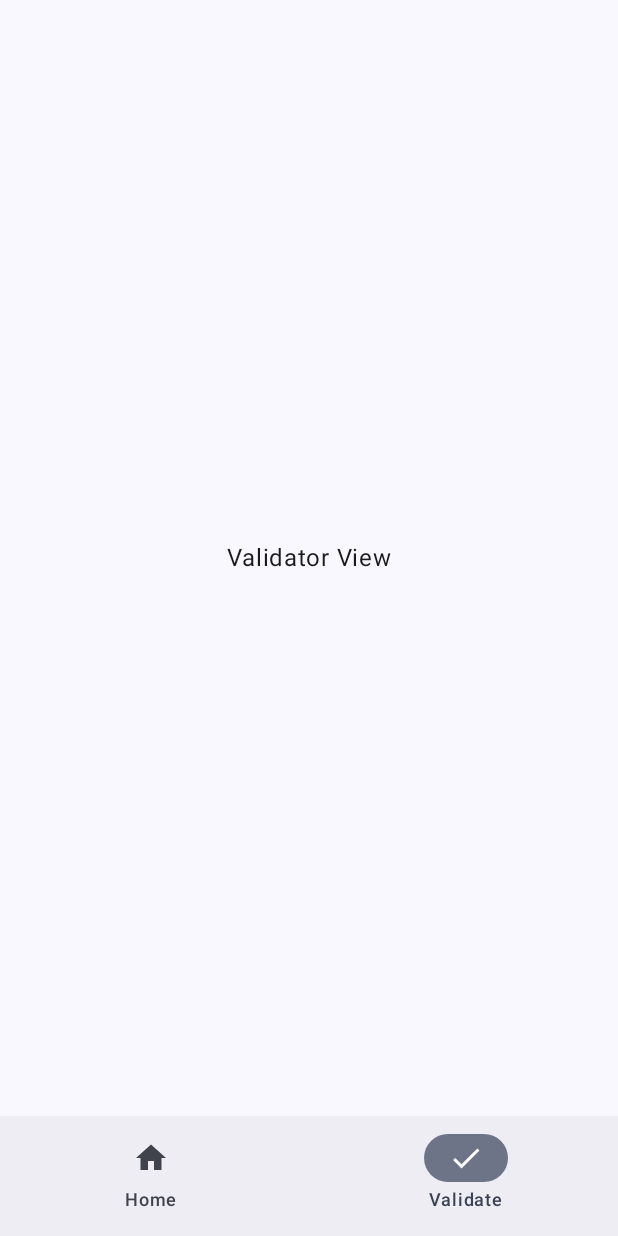
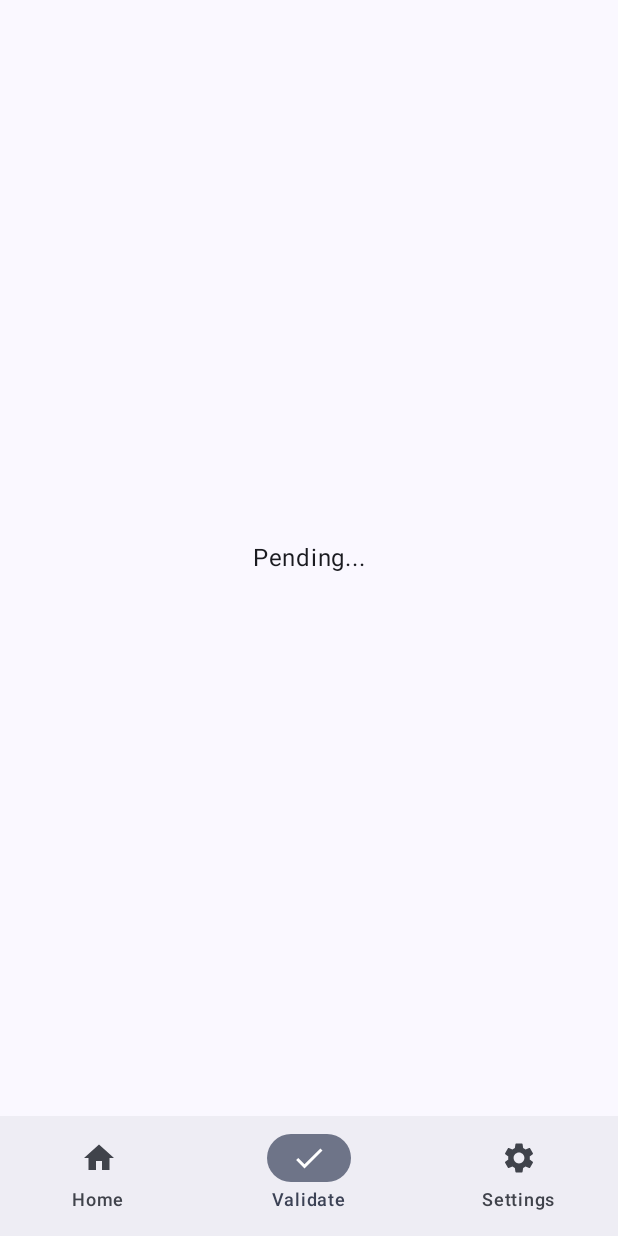
Before and after one commit to ConventionCatCorp/ConCatNFC, an Android app built with Jetpack Compose: the screen it shows after launch (MainActivity), item 2 of the bottom bar chosen, on a phone screen of 412 x 824 dp. Run offline under Robolectric (Android 15) with nearby library versions, the phone set to English and light mode, and no system bars; 1 statement that could not run was skipped.

Commit message:
im ready to combust spontaneously

```diff
--- a/ConCatNFCValidator/android/app/src/main/java/app/concat/ccnfc/MainActivity.kt
+++ b/ConCatNFCValidator/android/app/src/main/java/app/concat/ccnfc/MainActivity.kt
@@ -1,9 +1,15 @@
 package app.concat.ccnfc
 
+import android.content.Context
+import android.content.Intent
 import android.os.Bundle
+import android.util.Log
 import androidx.activity.ComponentActivity
 import androidx.activity.compose.setContent
 import androidx.activity.enableEdgeToEdge
+import androidx.activity.result.ActivityResult
+import androidx.activity.result.ActivityResultLauncher
+import androidx.activity.result.contract.ActivityResultContracts
 import androidx.compose.foundation.layout.fillMaxSize
 import androidx.compose.foundation.layout.padding
 import androidx.compose.material.icons.Icons
@@ -12,25 +18,39 @@ import androidx.compose.material3.NavigationBar
 import androidx.compose.material3.Scaffold
 import androidx.compose.runtime.Composable
 import androidx.compose.ui.Modifier
-import androidx.compose.ui.tooling.preview.Preview
 import app.concat.ccnfc.ui.theme.CCNFCTheme
 import androidx.compose.material.icons.filled.Check
 import androidx.compose.material.icons.filled.Home
+import androidx.compose.material.icons.filled.Settings
 import androidx.compose.material3.NavigationBarItem
 import androidx.compose.material3.Text
 import androidx.compose.runtime.getValue
 import androidx.compose.runtime.mutableIntStateOf
 import androidx.compose.runtime.remember
 import androidx.compose.runtime.setValue
+import app.concat.ccnfc.nfc.NDEFDummy
+import app.concat.ccnfc.nfc.NFCActivity
+import app.concat.ccnfc.nfc.OfflineDummyValidator
 import app.concat.ccnfc.views.HomeView
 import app.concat.ccnfc.views.ValidatorView
+import app.concat.ccnfc.views.ValidatorViewModel
+
+const val TAG = "MainActivity"
 
 class MainActivity : ComponentActivity() {
+    private val nfcLauncher = registerForActivityResult(
+        ActivityResultContracts.StartActivityForResult()
+    ) { result ->
+        // Handle the result
+        resultHandler(result)
+    }
+
     override fun onCreate(savedInstanceState: Bundle?) {
         super.onCreate(savedInstanceState)
+        Log.d(TAG, "onCreate called")
         enableEdgeToEdge()
         setContent {
-            CCNFCTheme { AppRoot() }
+            CCNFCTheme { AppRoot(this, nfcLauncher) }
         }
     }
 }
@@ -39,9 +59,8 @@ class MainActivity : ComponentActivity() {
 // Yes this is not ideal, but I need to focus on speed here a bit
 // typescript what have you done to me
 
-@Preview
 @Composable
-fun AppRoot() {
+fun AppRoot(context: Context, nfcLauncher: ActivityResultLauncher<Intent>) {
     var selection by remember {
         mutableIntStateOf(0)
     }
@@ -49,15 +68,29 @@ fun AppRoot() {
     Scaffold(modifier = Modifier.fillMaxSize(), bottomBar = {
         NavigationBar {
             NavigationBarItem(selection == 0, onClick = { selection = 0 }, icon = { Icon(Icons.Filled.Home, contentDescription = "Home Menu") }, label = { Text("Home") } )
-            NavigationBarItem(selection == 1, onClick = { selection = 1 }, icon = { Icon(Icons.Filled.Check, contentDescription = "Validation Menu") }, label = { Text("Validate") } )
+            NavigationBarItem(selection == 1, onClick = { selection = 1; swapToValidate(context, nfcLauncher) }, icon = { Icon(Icons.Filled.Check, contentDescription = "Validation Menu") }, label = { Text("Validate") } )
+            NavigationBarItem(selection == 2, onClick = { selection = 2 }, icon = { Icon(Icons.Filled.Settings, contentDescription = "Settings Menu") }, label = { Text("Settings") } )
         }
     }) { innerPadding -> CCContentHandler(Modifier.padding(innerPadding), selection) }
+}
+
+private fun resultHandler(result: ActivityResult) {
+
+}
+
+private fun swapToValidate(context: Context, nfcLauncher: ActivityResultLauncher<Intent>) {
+    Log.d(TAG, "swapToValidate called")
+    val intent = NFCActivity.newIntent(context)
+    nfcLauncher.launch(intent)
+    val activity = NFCActivity(OfflineDummyValidator(NDEFDummy()))
+    context.startActivity(activity.intent)
 }
 
 @Composable
 fun CCContentHandler(modifier: Modifier = Modifier, selection: Int) {
     when (selection) {
         0 -> HomeView(modifier)
-        1 -> ValidatorView(modifier)
+        // TODO: Make configurable, of course.
+        1 -> ValidatorView(modifier, OfflineDummyValidator(NDEFDummy()), ValidatorViewModel.Companion.ValidatorUIState.PENDING)
     }
 }
--- /dev/null
+++ b/ConCatNFCValidator/android/app/src/main/java/app/concat/ccnfc/ValidatorActivity.kt
@@ -0,0 +1,4 @@
+package app.concat.ccnfc
+
+class ValidatorActivity {
+}
--- a/ConCatNFCValidator/android/app/src/main/java/app/concat/ccnfc/nfc/NFCActivity.kt
+++ b/ConCatNFCValidator/android/app/src/main/java/app/concat/ccnfc/nfc/NFCActivity.kt
@@ -1,13 +1,22 @@
 package app.concat.ccnfc.nfc
 
+import android.content.Context
+import android.content.Intent
 import android.nfc.NfcAdapter
 import android.nfc.Tag
 import android.os.Bundle
+import android.util.Log
 import android.widget.Toast
 import androidx.activity.ComponentActivity
+import androidx.activity.viewModels
+import app.concat.ccnfc.views.ValidatorViewModel
+
+const val TAG = "NFCActivity"
 
 class NFCActivity(private var validator: ValidatorInterface) : ComponentActivity(), NfcAdapter.ReaderCallback {
-    private var adapter: NfcAdapter? = NfcAdapter.getDefaultAdapter(this)
+    private lateinit var adapter: NfcAdapter
+
+    private val validatorViewModel: ValidatorViewModel by viewModels()
 
     override fun onTagDiscovered(tag: Tag?) {
         if (tag != null) {
@@ -18,37 +27,56 @@ class NFCActivity(private var validator: ValidatorInterface) : ComponentActivity
     override fun onCreate(savedInstanceState: Bundle?) {
         super.onCreate(savedInstanceState)
 
+        Log.d(TAG, "onCreate called.")
+
+        adapter = NfcAdapter.getDefaultAdapter(baseContext)
+
         // TODO("Is this check necessary due to the requirement for a device to support NFC as specified in AndroidManifest.xml?")
         if (adapter == null) {
-            Toast.makeText(this, "No NFC adapter discovered.", Toast.LENGTH_LONG).show()
+            Log.d(TAG, "Adapter is null.")
+            runOnUiThread { Toast.makeText(this, "No NFC adapter discovered.", Toast.LENGTH_LONG).show() }
             // TODO("Display significant error and offer alternatives as this app should require NFC.")
-            return;
+            return
         }
 
         if (!adapter!!.isEnabled) {
-            Toast.makeText(this, "NFC capabilities are disabled. Please enable them and restart the app.", Toast.LENGTH_LONG).show()
+            Log.d(TAG, "Adapter is not enabled.")
+            runOnUiThread { Toast.makeText(this, "NFC capabilities are disabled. Please enable them and restart the app.", Toast.LENGTH_LONG).show() }
             // TODO("Provide simple way to enable NFC or reissue/restart check. May need to be pulled into separate function.")
-            return;
+            return
         }
+
+        Log.d(TAG, "Adapter is OK.")
+        runOnUiThread { Toast.makeText(this, "NFC capability checks passed.", Toast.LENGTH_SHORT).show() }
 
     }
 
     override fun onResume() {
         super.onResume()
+        Log.d(TAG, "onResume called.")
 
         if (adapter == null) {
+            Log.d(TAG, "adapter is null, so returning.")
             // noop
             return;
         }
 
         // TODO("Make configurable.")
-        val options = Bundle();
+        val options = Bundle()
+        Log.d(TAG, "Starting enableReaderMode")
         options.putInt(NfcAdapter.EXTRA_READER_PRESENCE_CHECK_DELAY, 500)
         adapter!!.enableReaderMode(this, this, NfcAdapter.FLAG_READER_NFC_A, options)
     }
 
     override fun onPause() {
         super.onPause()
+        Log.d(TAG, "onPause called.")
         adapter!!.disableReaderMode(this)
     }
+
+    companion object {
+        fun newIntent(packageContext: Context): Intent {
+            return Intent(packageContext, NFCActivity::class.java)
+        }
+    }
 }
--- a/ConCatNFCValidator/android/app/src/main/java/app/concat/ccnfc/nfc/NFCInterface.kt
+++ b/ConCatNFCValidator/android/app/src/main/java/app/concat/ccnfc/nfc/NFCInterface.kt
@@ -8,7 +8,7 @@ interface NFCInterface {
     fun read(tag: Tag): ByteArray?
 }
 
-// who doesnt love futureproofing
+// who doesn't love future-proofing
 interface WriteableNFCInterface : NFCInterface {
     // Write data to tag
     fun write(tag: Tag, data: ByteArray)
--- a/ConCatNFCValidator/android/app/src/main/java/app/concat/ccnfc/nfc/OfflineValidator.kt
+++ b/ConCatNFCValidator/android/app/src/main/java/app/concat/ccnfc/nfc/OfflineDummyValidator.kt
@@ -2,7 +2,9 @@ package app.concat.ccnfc.nfc
 
 import android.nfc.Tag
 
-class OfflineValidator(private val nfc: NFCInterface) : ValidatorInterface {
+// Terrible, no good, very bad validator!
+// DEMO PURPOSES ONLY. DO NOT USE IN PRODUCTION.
+class OfflineDummyValidator(private val nfc: NFCInterface) : ValidatorInterface {
     override fun validate(tag: Tag): Boolean {
         val data = nfc.read(tag)
         if (data != null) {
--- a/ConCatNFCValidator/android/app/src/main/java/app/concat/ccnfc/views/ValidatorView.kt
+++ b/ConCatNFCValidator/android/app/src/main/java/app/concat/ccnfc/views/ValidatorView.kt
@@ -7,10 +7,30 @@ import androidx.compose.material3.Text
 import androidx.compose.runtime.Composable
 import androidx.compose.ui.Alignment
 import androidx.compose.ui.Modifier
+import app.concat.ccnfc.nfc.ValidatorInterface
 
 @Composable
-fun ValidatorView(modifier: Modifier = Modifier) {
+fun ValidatorView(modifier: Modifier = Modifier, validator: ValidatorInterface, state: ValidatorViewModel.Companion.ValidatorUIState) {
     Column (modifier = modifier.fillMaxSize(), verticalArrangement = Arrangement.Center, horizontalAlignment = Alignment.CenterHorizontally) {
-        Text("Validator View")
+        when (state) {
+            ValidatorViewModel.Companion.ValidatorUIState.PENDING -> PendingView(modifier)
+            ValidatorViewModel.Companion.ValidatorUIState.VALID -> ValidView(modifier)
+            ValidatorViewModel.Companion.ValidatorUIState.INVALID -> InvalidView(modifier)
+        }
     }
 }
+
+@Composable
+fun PendingView(modifier: Modifier = Modifier) {
+    Text("Pending...")
+}
+
+@Composable
+fun InvalidView(modifier: Modifier = Modifier) {
+
+}
+
+@Composable
+fun ValidView(modifier: Modifier = Modifier) {
+    Column {  }
+}
--- /dev/null
+++ b/ConCatNFCValidator/android/app/src/main/java/app/concat/ccnfc/views/ValidatorViewModel.kt
@@ -0,0 +1,20 @@
+package app.concat.ccnfc.views
+
+import androidx.lifecycle.SavedStateHandle
+import androidx.lifecycle.ViewModel
+
+const val VALIDATOR_UI_STATE = "VALIDATOR_UI_STATE"
+
+class ValidatorViewModel(private val savedStateHandle: SavedStateHandle): ViewModel() {
+    var validatorState: ValidatorUIState
+        get() = savedStateHandle[VALIDATOR_UI_STATE] ?: ValidatorUIState.PENDING
+        set(value) = savedStateHandle.set(VALIDATOR_UI_STATE, value)
+
+    companion object {
+        enum class ValidatorUIState {
+            PENDING,
+            VALID,
+            INVALID,
+        }
+    }
+}
```
Also changed, not shown: ConCatNFCValidator/android/app/src/main/java/app/concat/ccnfc/views/SettingsView.kt (added, +9 -0 lines).
